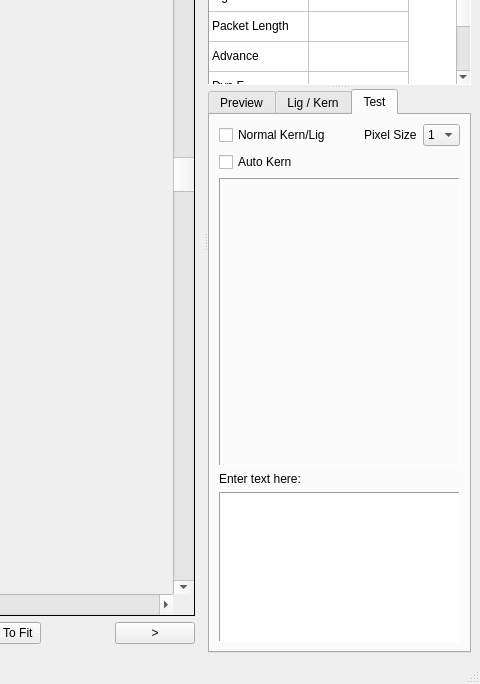
The window that mainwindow.ui (turgu1/IBMFFontEditor) describes before a commit, drawn with Qt 5; both pictures show x 717 to 1197 and y 200 to 884 of the 1197 by 884 pixel window.
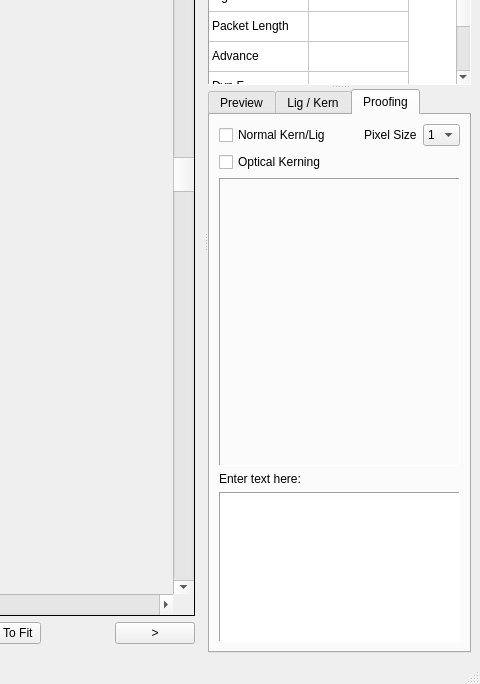
The same window after the commit. The open tabs and pages were chosen to show the change. Custom widgets are drawn as their Qt base class.

Commit message: Kerning Editing completed

Patch:
```diff
--- a/mainwindow.ui
+++ b/mainwindow.ui
@@ -1190,7 +1190,7 @@
          </widget>
          <widget class="QWidget" name="tab">
           <attribute name="title">
-           <string>Test</string>
+           <string>Proofing</string>
           </attribute>
           <layout class="QVBoxLayout" name="verticalLayout_7">
            <item>
@@ -1264,7 +1264,7 @@
              <item>
               <widget class="QCheckBox" name="autoKernCheckBox">
                <property name="text">
-                <string>Auto Kern</string>
+                <string>Optical Kerning</string>
                </property>
               </widget>
              </item>
```
Left out of the diff: 4 changed lines with no effect on the pictures. The commit also changes 70 other files.
